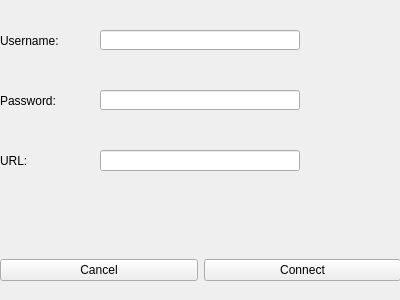
Before: the Qt Designer form loginwindow.ui in Alexb715/Lumina-InventorySystem, drawn with Qt 5.
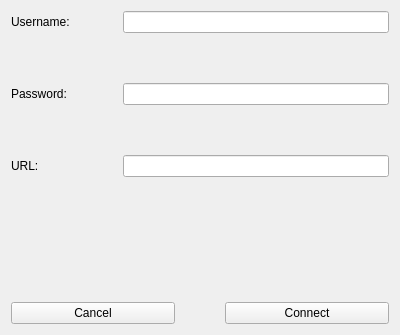
After: the same form once the commit is applied.

Patch:
```diff
--- a/loginwindow.ui
+++ b/loginwindow.ui
@@ -7,47 +7,35 @@
     <x>0</x>
     <y>0</y>
     <width>400</width>
-    <height>300</height>
+    <height>335</height>
    </rect>
   </property>
   <property name="windowTitle">
    <string>Login</string>
   </property>
-  <widget class="QWidget" name="horizontalLayoutWidget">
-   <property name="geometry">
-    <rect>
-     <x>0</x>
-     <y>230</y>
-     <width>401</width>
-     <height>80</height>
-    </rect>
+  <layout class="QGridLayout" name="gridLayout">
+   <property name="spacing">
+    <number>50</number>
    </property>
-   <layout class="QHBoxLayout" name="horizontalLayout">
-    <item>
-     <widget class="QPushButton" name="cancelButton">
+   <item row="0" column="0">
+    <widget class="QLabel" name="label_3">
       <property name="text">
-       <string>Cancel</string>
+      <string>Username: </string>
       </property>
      </widget>
     </item>
-    <item>
-     <widget class="QPushButton" name="connectButton">
+   <item row="0" column="1">
+    <widget class="QLineEdit" name="usernameLine"/>
+   </item>
+   <item row="1" column="0">
+    <widget class="QLabel" name="label_2">
       <property name="text">
-       <string>Connect</string>
+      <string>Password: </string>
       </property>
      </widget>
     </item>
-   </layout>
-  </widget>
+   <item row="1" column="1">
   <widget class="QLineEdit" name="passwordLine">
-   <property name="geometry">
-    <rect>
-     <x>100</x>
-     <y>90</y>
-     <width>200</width>
-     <height>20</height>
-    </rect>
-   </property>
    <property name="sizePolicy">
     <sizepolicy hsizetype="Expanding" vsizetype="Fixed">
      <horstretch>0</horstretch>
@@ -58,74 +46,19 @@
     <enum>QLineEdit::Password</enum>
    </property>
   </widget>
-  <widget class="QLineEdit" name="usernameLine">
-   <property name="geometry">
-    <rect>
-     <x>100</x>
-     <y>30</y>
-     <width>200</width>
-     <height>20</height>
-    </rect>
-   </property>
-  </widget>
+   </item>
+   <item row="2" column="0">
   <widget class="QLabel" name="label">
-   <property name="geometry">
-    <rect>
-     <x>0</x>
-     <y>150</y>
-     <width>69</width>
-     <height>21</height>
-    </rect>
-   </property>
    <property name="text">
     <string>URL:</string>
    </property>
   </widget>
-  <widget class="QLabel" name="label_3">
-   <property name="geometry">
-    <rect>
-     <x>0</x>
-     <y>30</y>
-     <width>69</width>
-     <height>21</height>
-    </rect>
-   </property>
-   <property name="text">
-    <string>Username: </string>
-   </property>
-  </widget>
-  <widget class="QLineEdit" name="urlLine">
-   <property name="geometry">
-    <rect>
-     <x>100</x>
-     <y>150</y>
-     <width>200</width>
-     <height>21</height>
-    </rect>
-   </property>
-  </widget>
-  <widget class="QLabel" name="label_2">
-   <property name="geometry">
-    <rect>
-     <x>0</x>
-     <y>90</y>
-     <width>69</width>
-     <height>21</height>
-    </rect>
-   </property>
-   <property name="text">
-    <string>Password: </string>
-   </property>
-  </widget>
+   </item>
+   <item row="2" column="1">
+    <widget class="QLineEdit" name="urlLine"/>
+   </item>
+   <item row="3" column="0" colspan="2">
   <widget class="QLabel" name="statusLabel">
-   <property name="geometry">
-    <rect>
-     <x>40</x>
-     <y>200</y>
-     <width>311</width>
-     <height>20</height>
-    </rect>
-   </property>
    <property name="text">
     <string/>
    </property>
@@ -133,6 +66,26 @@
     <set>Qt::AlignCenter</set>
    </property>
   </widget>
+   </item>
+   <item row="4" column="0" colspan="2">
+    <layout class="QHBoxLayout" name="horizontalLayout">
+     <item>
+      <widget class="QPushButton" name="cancelButton">
+       <property name="text">
+        <string>Cancel</string>
+       </property>
+      </widget>
+     </item>
+     <item>
+      <widget class="QPushButton" name="connectButton">
+       <property name="text">
+        <string>Connect</string>
+       </property>
+      </widget>
+     </item>
+    </layout>
+   </item>
+  </layout>
  </widget>
  <tabstops>
   <tabstop>usernameLine</tabstop>
```
Lines whose indentation alone changed are shown as unchanged.
